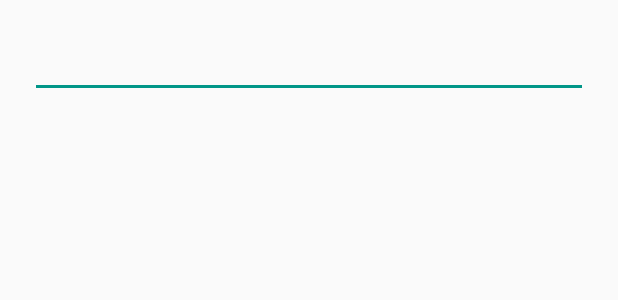
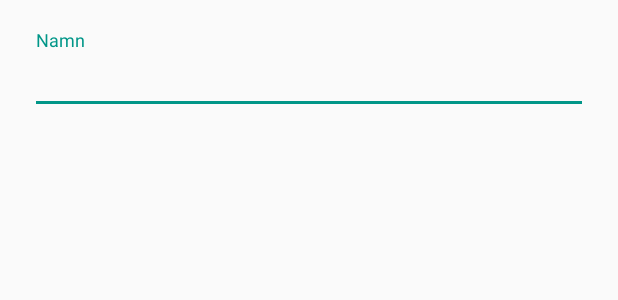
Before and after one commit to alvarlagerlof/koda-android, an Android app: the layout projects_add.xml on its own in the app's theme, with its tools: preview values and no code run, on a phone screen of 412 x 824 dp. Shown: the top 300 px of the screen. Run offline under Robolectric (Android 15) with nearby library versions, the phone set to English and light mode, and no system bars.

Commit message:
Bugfixes and first beta version

```diff
--- a/app/build.gradle
+++ b/app/build.gradle
@@ -8,8 +8,8 @@ android {
         applicationId "com.alvarlagerlof.koda"
         minSdkVersion 14
         targetSdkVersion 25
-        versionCode 5
-        versionName "0.2.0 ALPHA"
+        versionCode 7
+        versionName "0.3.0 BETA"
     }
     buildTypes {
         release {
--- a/app/src/main/java/com/alvarlagerlof/koda/Projects/ProjectsAddDialog.java
+++ b/app/src/main/java/com/alvarlagerlof/koda/Projects/ProjectsAddDialog.java
@@ -36,7 +36,7 @@ class ProjectsAddDialog {
 
             }
         });
-        builder.setNegativeButton("Cancel", new DialogInterface.OnClickListener() {
+        builder.setNegativeButton("Avbryt", new DialogInterface.OnClickListener() {
             @Override
             public void onClick(DialogInterface dialog, int which) {
                 dialog.cancel();
--- a/app/src/main/java/com/alvarlagerlof/koda/Projects/ProjectsEditBottomSheetFragment.java
+++ b/app/src/main/java/com/alvarlagerlof/koda/Projects/ProjectsEditBottomSheetFragment.java
@@ -188,6 +188,8 @@ public class ProjectsEditBottomSheetFragment extends BottomSheetDialogFragment {
 
                 new ProjectsSync(getContext());
 
+                dismiss();
+
             }
         });
 
--- a/app/src/main/res/layout/editor_activity.xml
+++ b/app/src/main/res/layout/editor_activity.xml
@@ -2,7 +2,8 @@
 <android.support.design.widget.CoordinatorLayout xmlns:android="http://schemas.android.com/apk/res/android"
     android:layout_width="match_parent"
     android:layout_height="match_parent"
-    xmlns:app="http://schemas.android.com/apk/res-auto">
+    xmlns:app="http://schemas.android.com/apk/res-auto"
+    android:fitsSystemWindows="true">
 
     <RelativeLayout
         android:layout_width="match_parent"
@@ -19,8 +20,7 @@
                 android:layout_height="wrap_content"
                 app:theme="@style/ThemeOverlay.AppCompat.ActionBar"
                 android:id="@+id/toolbar"
-                app:titleTextColor="#FFFFFF"
-                android:paddingTop="@dimen/app_bar_top_padding"/>
+                app:titleTextColor="#FFFFFF" />
 
             <android.support.design.widget.TabLayout
                 android:layout_height="wrap_content"
--- a/app/src/main/res/layout/projects_add.xml
+++ b/app/src/main/res/layout/projects_add.xml
@@ -1,4 +1,4 @@
-<LinearLayout
+<android.support.design.widget.TextInputLayout
     xmlns:android="http://schemas.android.com/apk/res/android"
     android:layout_width="match_parent"
     android:layout_height="wrap_content"
@@ -7,9 +7,10 @@
     android:paddingTop="0dp"
     android:paddingBottom="0dp">
 
-    <EditText
+    <android.support.design.widget.TextInputEditText
         android:layout_width="match_parent"
         android:layout_height="wrap_content"
-        android:id="@+id/input"/>
+        android:id="@+id/input"
+        android:hint="Namn"/>
 
-</LinearLayout>
+</android.support.design.widget.TextInputLayout>
```
Also changed, not shown: app/src/main/AndroidManifest.xml (+5 -3 lines), app/src/main/java/com/alvarlagerlof/koda/Editor/EditorActivity.java (+7 -2 lines), app/src/main/java/com/alvarlagerlof/koda/Editor/EditorRunFragment.java (+19 -7 lines), app/src/main/java/com/alvarlagerlof/koda/MainAcitivty.java (+0 -10 lines), app/src/main/java/com/alvarlagerlof/koda/Projects/ProjectsBottomSheetFragment.java (+33 -0 lines), app/src/main/java/com/alvarlagerlof/koda/QrCodeShare/QrScanner.java (+5 -5 lines), app/src/main/ic_launcher-web.png, app/src/main/res/mipmap-hdpi/ic_launcher.png, app/src/main/res/mipmap-mdpi/ic_launcher.png, app/src/main/res/mipmap-xhdpi/ic_launcher.png, app/src/main/res/mipmap-xxhdpi/ic_launcher.png, app/src/main/res/mipmap-xxxhdpi/ic_launcher.png, 1 other file.
